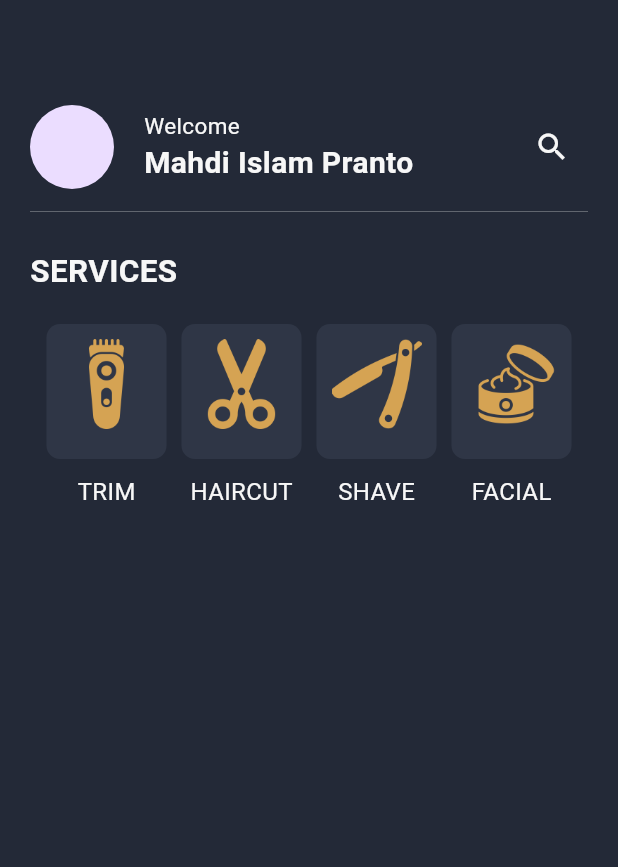
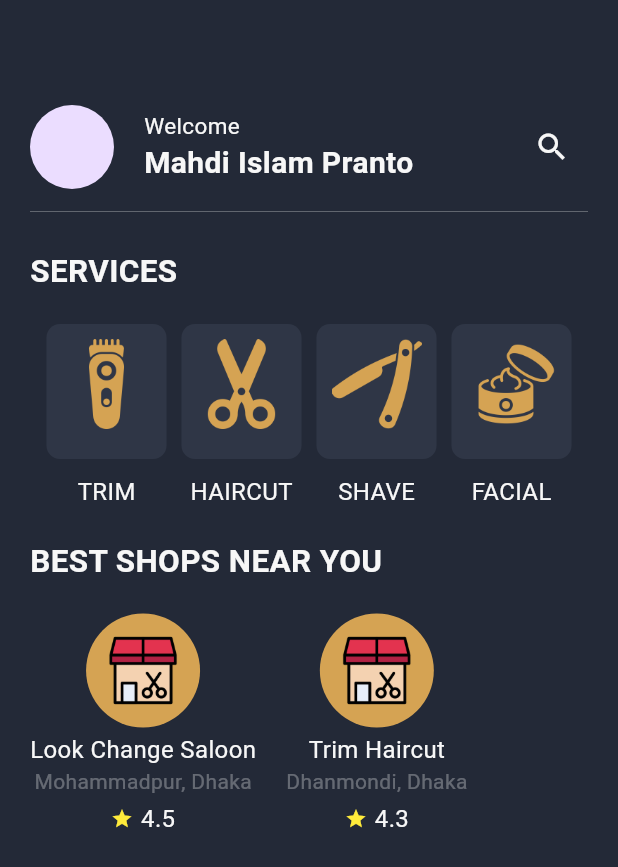
Before and after one commit to mahdi-islam-pranto/barber_shop, a Flutter app: the HomePage screen opened directly, on a phone screen of 412 x 824 dp. Shown: the top 867 px of the screen. Run offline on Flutter 3.47's test engine with Material 3 defaults, Android fonts, the phone set to English and light mode, and no system bars.

Commit message:
best shop near you section added

```diff
--- /dev/null
+++ b/lib/components/shopNearYou.dart
@@ -0,0 +1,115 @@
+import 'package:flutter/material.dart';
+
+import '../resources/colors.dart';
+
+class ShopNearYou extends StatelessWidget {
+  const ShopNearYou({super.key});
+
+  @override
+  Widget build(BuildContext context) {
+    return Container(
+        padding: const EdgeInsets.only(top: 20),
+        child: Row(
+          mainAxisAlignment: MainAxisAlignment.start,
+          children: [
+            // all shops each
+            Column(
+              children: [
+                // circle avatar
+                CircleAvatar(
+                  radius: 38,
+                  backgroundColor: buttonColor,
+                  child: Column(
+                    children: [
+                      Padding(
+                        padding: const EdgeInsets.all(10.0),
+                        child: Image.asset(
+                          "assets/images/shop.png",
+                        ),
+                      ),
+                    ],
+                  ),
+                ),
+
+                // shop name, location, reviwes text
+
+                const SizedBox(
+                  height: 3,
+                ),
+
+                const Text("Look Change Saloon",
+                    style: TextStyle(fontSize: 16)),
+
+                const Text("Mohammadpur, Dhaka",
+                    style: TextStyle(fontSize: 14, color: Colors.white30)),
+
+                const SizedBox(
+                  height: 3,
+                ),
+
+                const Row(
+                  children: [
+                    Icon(
+                      Icons.star,
+                      color: Colors.yellow,
+                      size: 15,
+                    ),
+                    SizedBox(width: 5),
+                    Text("4.5", style: TextStyle(fontSize: 16)),
+                  ],
+                ),
+              ],
+            ),
+            const SizedBox(width: 20),
+
+            // all shops each
+            Column(
+              children: [
+                // circle avatar
+                CircleAvatar(
+                  radius: 38,
+                  backgroundColor: buttonColor,
+                  child: Column(
+                    children: [
+                      Padding(
+                        padding: const EdgeInsets.all(10.0),
+                        child: Image.asset(
+                          "assets/images/shop.png",
+                        ),
+                      ),
+                    ],
+                  ),
+                ),
+
+                // shop name, location, reviwes text
+
+                const SizedBox(
+                  height: 3,
+                ),
+
+                const Text("Trim Haircut", style: TextStyle(fontSize: 16)),
+
+                const Text("Dhanmondi, Dhaka",
+                    style: TextStyle(fontSize: 14, color: Colors.white30)),
+
+                const SizedBox(
+                  height: 3,
+                ),
+
+                const Row(
+                  children: [
+                    Icon(
+                      Icons.star,
+                      color: Colors.yellow,
+                      size: 15,
+                    ),
+                    SizedBox(width: 5),
+                    Text("4.3", style: TextStyle(fontSize: 16)),
+                  ],
+                ),
+              ],
+            ),
+          ],
+        ));
+  }
+}
--- a/lib/screens/homepage.dart
+++ b/lib/screens/homepage.dart
@@ -1,5 +1,5 @@
+import 'package:barber_shop/components/shopNearYou.dart';
 import 'package:flutter/material.dart';
-
 import '../components/servicesSection.dart';
 import '../resources/colors.dart';
 
@@ -64,9 +64,19 @@ class _HomePageState extends State<HomePage> {
 
             const SizedBox(height: 20),
             // all services
-            ServicesSection(),
+            const ServicesSection(),
 
-            // All Specialists
+            const SizedBox(height: 20),
+
+            // best Shops near you section
+
+            const Align(
+                alignment: Alignment.centerLeft,
+                child: Text("BEST SHOPS NEAR YOU",
+                    style:
+                        TextStyle(fontSize: 21, fontWeight: FontWeight.bold))),
+
+            const ShopNearYou(),
           ],
         ),
       ),
```
Also changed, not shown: assets/images/shop.png (added).
